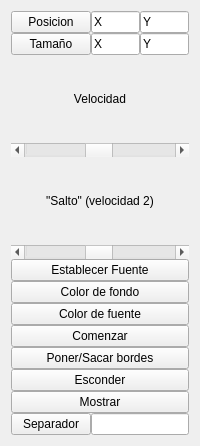
Qt form src/dispobjmanager/textwindow/txtwincontrol.ui (aguperezpala/linux-bluetooth-qt) before a commit.
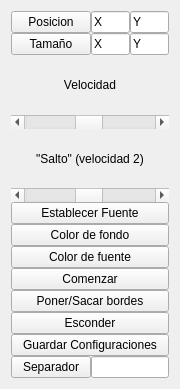
The same form after that commit.

The edit to the form file:
```diff
--- a/src/dispobjmanager/textwindow/txtwincontrol.ui
+++ b/src/dispobjmanager/textwindow/txtwincontrol.ui
@@ -9,14 +9,20 @@
    <rect>
     <x>0</x>
     <y>0</y>
-    <width>200</width>
-    <height>446</height>
+    <width>180</width>
+    <height>389</height>
    </rect>
   </property>
+  <property name="sizePolicy">
+   <sizepolicy hsizetype="Preferred" vsizetype="Fixed">
+    <horstretch>0</horstretch>
+    <verstretch>0</verstretch>
+   </sizepolicy>
+  </property>
   <property name="minimumSize">
    <size>
     <width>180</width>
-    <height>400</height>
+    <height>200</height>
    </size>
   </property>
   <property name="maximumSize">
@@ -216,7 +222,7 @@
          <item>
           <widget class="QPushButton" name="txtbuttonShowWindow">
            <property name="text">
-            <string>Mostrar</string>
+            <string>Guardar Configuraciones</string>
            </property>
           </widget>
          </item>
```
